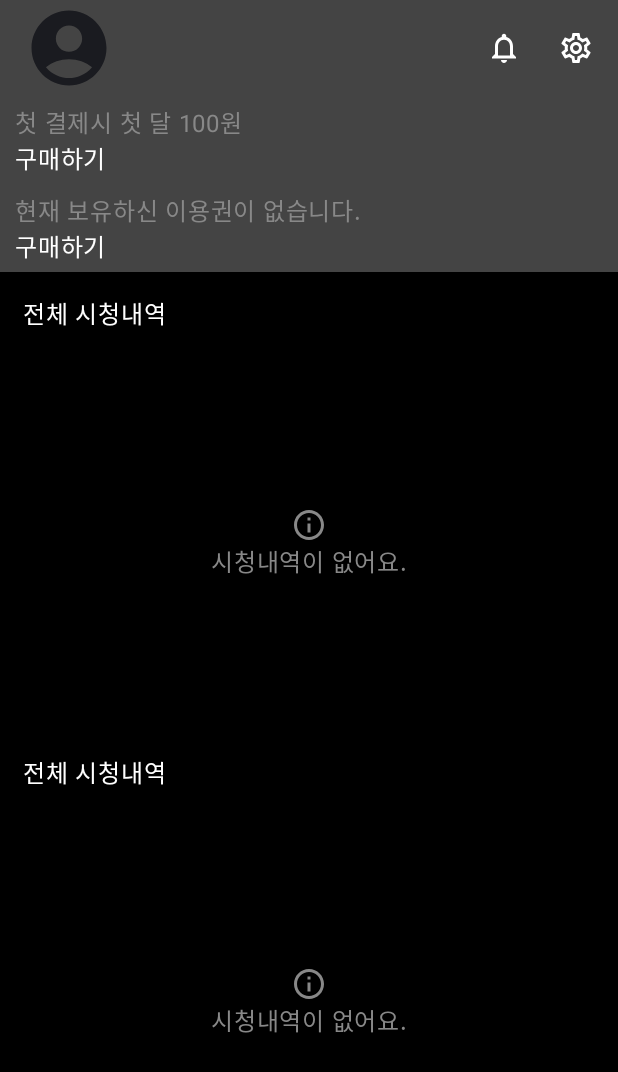
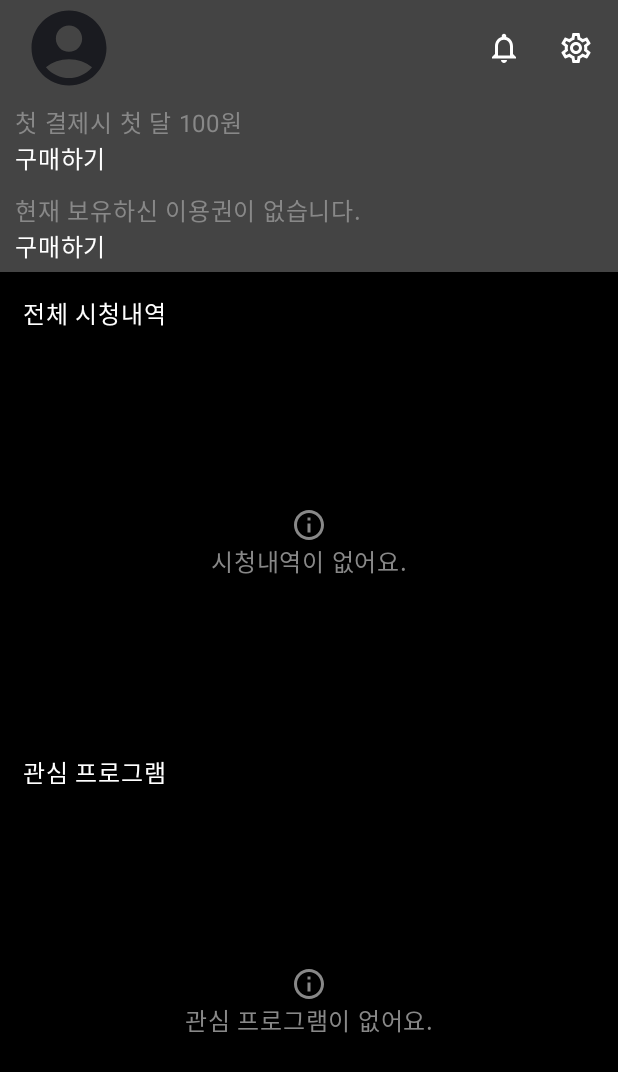
Before and after one commit to AND-SOPT-ANDROID/daehyeon-kim, an Android app built with Jetpack Compose: the MyActivity screen opened directly, with no data from a screen before it, on a phone screen of 412 x 824 dp. Shown: the top 1072 px of the screen. Run offline under Robolectric (Android 15) with nearby library versions, the phone set to English and light mode, and no system bars.

```diff
--- a/app/src/main/java/org/sopt/and/ui/my/MyActivity.kt
+++ b/app/src/main/java/org/sopt/and/ui/my/MyActivity.kt
@@ -11,7 +11,7 @@ class MyActivity : ComponentActivity() {
         super.onCreate(savedInstanceState)
         enableEdgeToEdge()
 
-        val userEmail = intent.getStringExtra("email") ?: ""
+        val userEmail = intent.getStringExtra(EMAIL) ?: ""
 
         setContent{
             ANDANDROIDTheme {
@@ -21,4 +21,8 @@ class MyActivity : ComponentActivity() {
             }
         }
     }
+
+    companion object {
+        private const val EMAIL = "email"
+    }
 }
--- a/app/src/main/java/org/sopt/and/ui/my/MyScreen.kt
+++ b/app/src/main/java/org/sopt/and/ui/my/MyScreen.kt
@@ -25,8 +25,10 @@ import androidx.compose.runtime.Composable
 import androidx.compose.ui.Alignment
 import androidx.compose.ui.Modifier
 import androidx.compose.ui.graphics.Color
+import androidx.compose.ui.res.stringResource
 import androidx.compose.ui.tooling.preview.Preview
 import androidx.compose.ui.unit.dp
+import org.sopt.and.R
 import org.sopt.and.ui.theme.ANDANDROIDTheme
 
 @Composable
@@ -58,7 +60,7 @@ fun MyScreenTopBar(
             ) {
                 Icon(
                     imageVector = Icons.Default.AccountCircle,
-                    contentDescription = "",
+                    contentDescription = Icons.Default.AccountCircle.name,
                     modifier = Modifier.size(60.dp)
                 )
                 Text(
@@ -73,7 +75,7 @@ fun MyScreenTopBar(
             ) {
                 Icon(
                     imageVector = Icons.Outlined.Notifications,
-                    contentDescription = "",
+                    contentDescription = Icons.Outlined.Notifications.name,
                     tint = Color.White
                 )
             }
@@ -82,7 +84,7 @@ fun MyScreenTopBar(
             ) {
                 Icon(
                     imageVector = Icons.Outlined.Settings,
-                    contentDescription = "",
+                    contentDescription = Icons.Outlined.Settings.name,
                     tint = Color.White
                 )
             }
@@ -107,11 +109,11 @@ fun MyScreenContent(
                 .padding(vertical = 5.dp, horizontal = 10.dp)
         ) {
             Text(
-                text = "첫 결제시 첫 달 100원",
+                text = stringResource(R.string.first_payment_message),
                 color = Color.Gray
             )
             Text(
-                text = "구매하기",
+                text = stringResource(R.string.purchase),
                 color = Color.White
             )
         }
@@ -122,11 +124,11 @@ fun MyScreenContent(
                 .padding(vertical = 5.dp, horizontal = 10.dp)
         ) {
             Text(
-                text = "현재 보유하신 이용권이 없습니다.",
+                text = stringResource(R.string.no_subscription_message),
                 color = Color.Gray
             )
             Text(
-                text = "구매하기",
+                text = stringResource(R.string.purchase),
                 color = Color.White
             )
         }
@@ -138,7 +140,7 @@ fun MyScreenContent(
                 .fillMaxSize()
         ) {
             Text(
-                text = "전체 시청내역",
+                text = stringResource(R.string.watching_history),
                 color = Color.White
             )
             Column(
@@ -149,17 +151,17 @@ fun MyScreenContent(
                     .weight(1f)
             ) {
                 Icon(
-                    Icons.Outlined.Info,
-                    contentDescription = "",
+                    imageVector = Icons.Outlined.Info,
+                    contentDescription = Icons.Outlined.Info.name,
                     tint = Color.Gray
                 )
                 Text(
-                    text = "시청내역이 없어요.",
+                    text = stringResource(R.string.watching_history_empty),
                     color = Color.Gray
                 )
             }
             Text(
-                text = "전체 시청내역",
+                text = stringResource(R.string.favorite_programs),
                 color = Color.White
             )
             Column(
@@ -170,12 +172,12 @@ fun MyScreenContent(
                     .weight(1f)
             ) {
                 Icon(
-                    Icons.Outlined.Info,
-                    contentDescription = "",
+                    imageVector = Icons.Outlined.Info,
+                    contentDescription = Icons.Outlined.Info.name,
                     tint = Color.Gray
                 )
                 Text(
-                    text = "시청내역이 없어요.",
+                    text = stringResource(R.string.favorite_programs_empty),
                     color = Color.Gray
                 )
             }
```
Also changed, not shown: app/src/main/java/org/sopt/and/ui/signin/SignInActivity.kt (+18 -10 lines), app/src/main/java/org/sopt/and/ui/signin/SignInScreen.kt (+13 -11 lines), app/src/main/java/org/sopt/and/ui/signup/SignUpActivity.kt (+10 -4 lines), app/src/main/java/org/sopt/and/ui/signup/SignUpScreen.kt (+11 -10 lines), app/src/main/res/values/strings.xml (+35 -0 lines).
